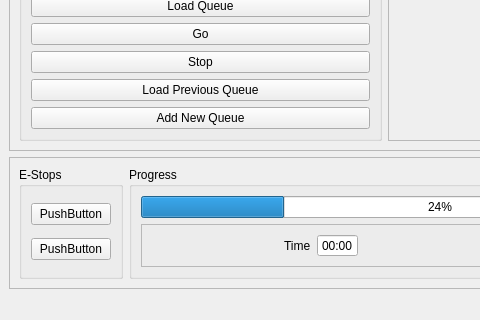
First picture: the form in main_window.ui, repository rybitski/scenery-robot, before the edit; both pictures show x 0 to 480 and y 671 to 991 of the 770 by 991 pixel window.
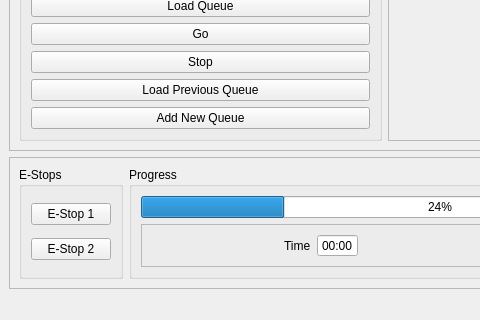
Second picture: the form after the edit.

```diff
--- a/main_window.ui
+++ b/main_window.ui
@@ -150,14 +150,14 @@
           <item>
            <widget class="QPushButton" name="pushButton_6">
             <property name="text">
-             <string>PushButton</string>
+             <string>E-Stop 1</string>
             </property>
            </widget>
           </item>
           <item>
            <widget class="QPushButton" name="pushButton_5">
             <property name="text">
-             <string>PushButton</string>
+             <string>E-Stop 2</string>
             </property>
            </widget>
           </item>
```
Left out of the diff: 14 changed lines with no effect on the pictures.
